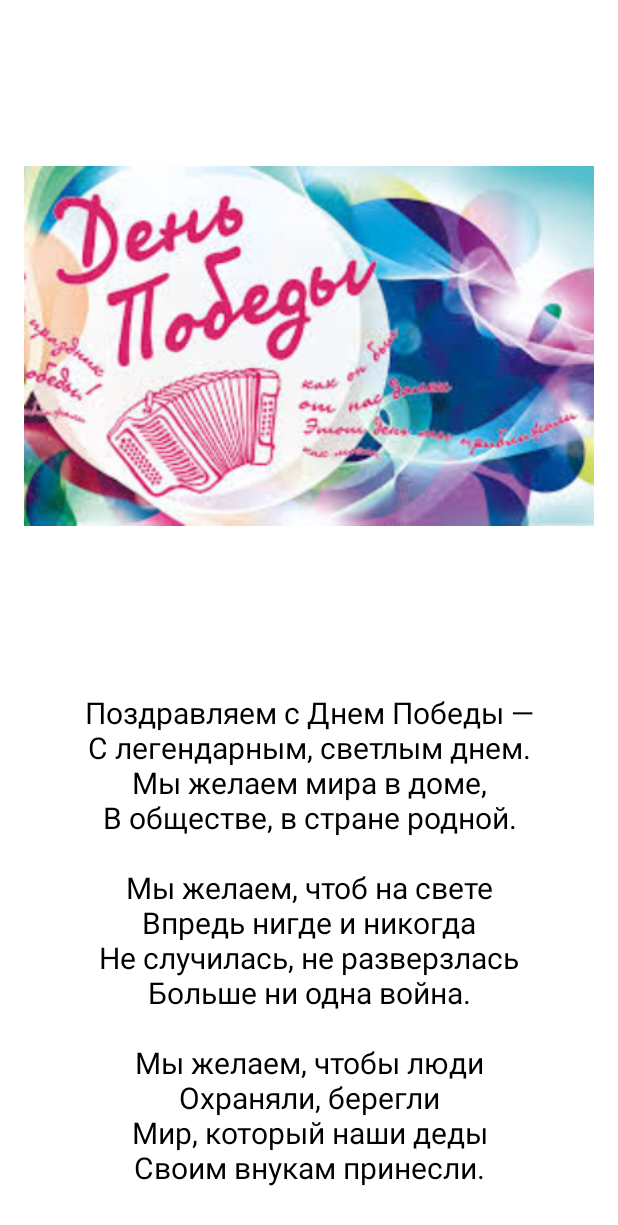
After one commit to e-kleban/MyTestApplication, an Android app: the layout fragment_one_card.xml on its own in the app's theme, with its tools: preview values and no code run, on a phone screen of 412 x 824 dp. The commit adds this screen. Shown: the top 1225 px of the screen. Run offline under Robolectric (Android 15) with nearby library versions, the phone set to English and light mode, and no system bars.

Commit message:
create CardShopAdapter, CardShowViewModel,OneCardFragment

```diff
--- a/app/src/main/java/by/kleban/myapplication/Card.kt
+++ b/app/src/main/java/by/kleban/myapplication/Card.kt
@@ -1,8 +1,10 @@
 package by.kleban.myapplication
+
+import java.io.Serializable
 
 
 data class Card(
     val congratulation: String,
     val ref: String
-) {
+) : Serializable {
 }
--- a/app/src/main/java/by/kleban/myapplication/CardList.kt
+++ b/app/src/main/java/by/kleban/myapplication/CardList.kt
@@ -1,13 +1,11 @@
 package by.kleban.myapplication
-
-import by.kleban.myapplication.Card
 
 
 class CardList {
 
     companion object {
-        fun createList(): List<Card> {
-            return listOf(
+        fun createList(): MutableList<Card> {
+            return mutableListOf(
                 Card(
                     "Праздник радостный и светлый\n" +
                             "Отмечает вся страна.\n" +
--- a/app/src/main/java/by/kleban/myapplication/CongratulationContainerActivity.kt
+++ b/app/src/main/java/by/kleban/myapplication/CongratulationContainerActivity.kt
@@ -1,7 +1,7 @@
 package by.kleban.myapplication
 
+import android.os.Bundle
 import androidx.appcompat.app.AppCompatActivity
-import android.os.Bundle
 
 class CongratulationContainerActivity : AppCompatActivity() {
     override fun onCreate(savedInstanceState: Bundle?) {
--- /dev/null
+++ b/app/src/main/res/layout/fragment_one_card.xml
@@ -0,0 +1,36 @@
+<?xml version="1.0" encoding="utf-8"?>
+<androidx.constraintlayout.widget.ConstraintLayout xmlns:android="http://schemas.android.com/apk/res/android"
+    xmlns:app="http://schemas.android.com/apk/res-auto"
+    xmlns:tools="http://schemas.android.com/tools"
+    android:layout_width="match_parent"
+    android:layout_height="match_parent">
+
+    <ImageView
+        android:id="@+id/one_image"
+        android:layout_width="0dp"
+        android:layout_height="0dp"
+        android:layout_margin="@dimen/margin_double"
+        android:scaleType="fitCenter"
+        app:layout_constraintBottom_toTopOf="@id/one_text"
+        app:layout_constraintEnd_toEndOf="parent"
+        app:layout_constraintStart_toStartOf="parent"
+        app:layout_constraintTop_toTopOf="parent"
+        tools:src="@drawable/images_card" />
+
+    <TextView
+        android:id="@+id/one_text"
+        android:layout_width="match_parent"
+        android:layout_height="wrap_content"
+        android:layout_marginHorizontal="@dimen/margin_double"
+        android:layout_marginBottom="32dp"
+        android:gravity="center"
+        android:textColor="@color/black"
+        android:textSize="20sp"
+        app:layout_constraintBottom_toBottomOf="parent"
+        app:layout_constraintEnd_toEndOf="parent"
+        app:layout_constraintStart_toStartOf="parent"
+        app:layout_constraintTop_toBottomOf="@id/one_image"
+        tools:text="Поздравляем с Днем Победы —\nС легендарным, светлым днем.\nМы желаем мира в доме,\nВ обществе, в стране родной.\n\nМы желаем, чтоб на свете\nВпредь нигде и никогда\nНе случилась, не разверзлась\nБольше ни одна война.\n\nМы желаем, чтобы люди\nОхраняли, берегли\nМир, который наши деды\nСвоим внукам принесли." />
+
+
+</androidx.constraintlayout.widget.ConstraintLayout>
```
Also changed, not shown: app/src/main/java/by/kleban/myapplication/CardShowAdapter.kt (added, +59 -0 lines), app/src/main/java/by/kleban/myapplication/CardsShowFragment.kt (+44 -1 lines), app/src/main/java/by/kleban/myapplication/CardsShowViewModel.kt (added, +18 -0 lines), app/src/main/java/by/kleban/myapplication/OneCardFragment.kt (added, +43 -0 lines), app/src/main/java/by/kleban/myapplication/WelcomeFragment.kt (+11 -2 lines), app/src/main/res/navigation/nav_graph.xml (+19 -1 lines).
